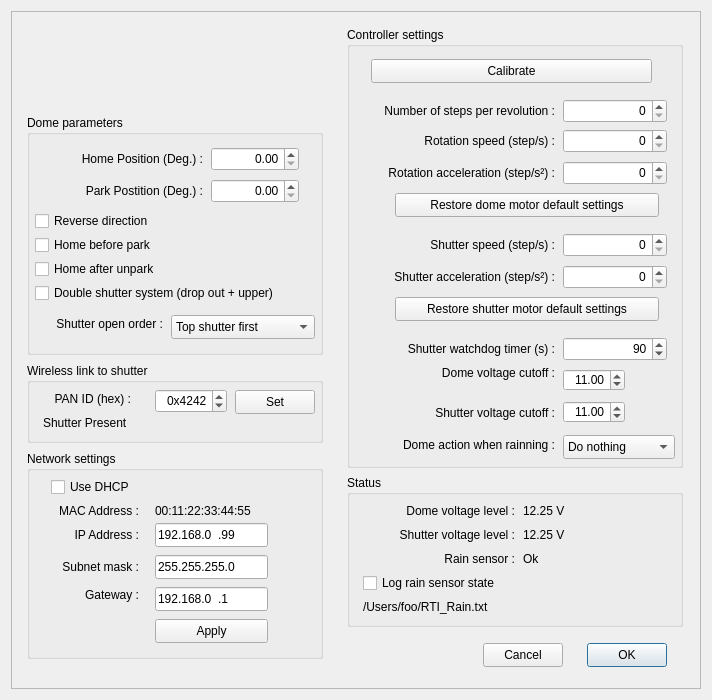
Above: RTI-Dome.ui from rpineau/RTI-Dome before the change. Below: the same form after it.
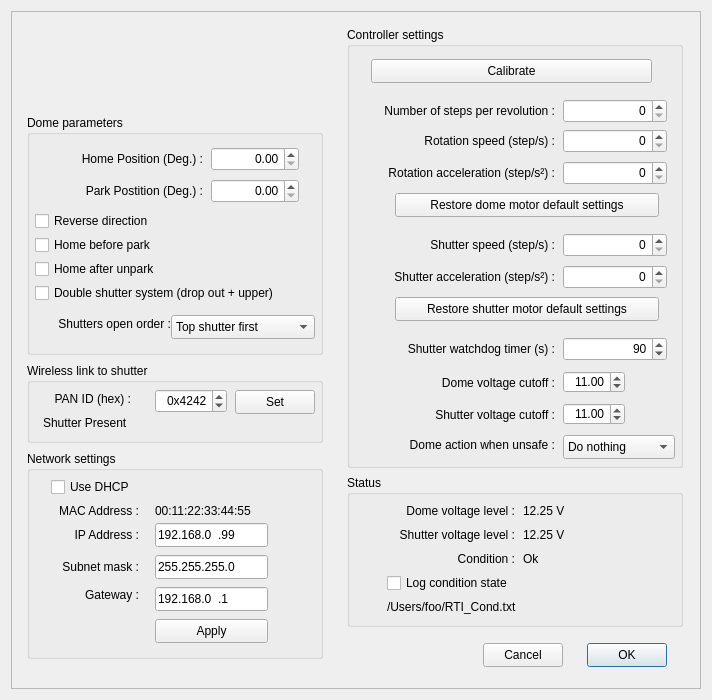
That is the form after the change. Icons and pictures are not drawn. Custom widgets are drawn as their Qt base class.

Commit message: Change reference to rain with  safe/unsafe

Diff of the .ui file:
```diff
--- a/RTI-Dome.ui
+++ b/RTI-Dome.ui
@@ -205,12 +205,12 @@
         <rect>
          <x>8</x>
          <y>197</y>
-         <width>128</width>
+         <width>136</width>
          <height>24</height>
         </rect>
        </property>
        <property name="text">
-        <string>Shutter open order :</string>
+        <string>Shutters open order :</string>
        </property>
        <property name="alignment">
         <set>Qt::AlignRight|Qt::AlignTrailing|Qt::AlignVCenter</set>
@@ -233,7 +233,7 @@
        <property name="geometry">
         <rect>
          <x>56</x>
-         <y>334</y>
+         <y>344</y>
          <width>152</width>
          <height>24</height>
         </rect>
@@ -249,7 +249,7 @@
        <property name="geometry">
         <rect>
          <x>216</x>
-         <y>342</y>
+         <y>344</y>
          <width>62</width>
          <height>22</height>
         </rect>
@@ -265,7 +265,7 @@
        <property name="geometry">
         <rect>
          <x>56</x>
-         <y>374</y>
+         <y>376</y>
          <width>152</width>
          <height>24</height>
         </rect>
@@ -281,7 +281,7 @@
        <property name="geometry">
         <rect>
          <x>216</x>
-         <y>374</y>
+         <y>376</y>
          <width>62</width>
          <height>22</height>
         </rect>
@@ -552,7 +552,7 @@
         </rect>
        </property>
        <property name="text">
-        <string>Dome action when rainning :</string>
+        <string>Dome action when unsafe :</string>
        </property>
        <property name="alignment">
         <set>Qt::AlignRight|Qt::AlignTrailing|Qt::AlignVCenter</set>
@@ -680,14 +680,14 @@
       <widget class="QLabel" name="label_8">
        <property name="geometry">
         <rect>
-         <x>80</x>
+         <x>40</x>
          <y>72</y>
-         <width>88</width>
+         <width>128</width>
          <height>24</height>
         </rect>
        </property>
        <property name="text">
-        <string>Rain sensor :</string>
+        <string>Condition :</string>
        </property>
        <property name="alignment">
         <set>Qt::AlignRight|Qt::AlignTrailing|Qt::AlignVCenter</set>
@@ -728,27 +728,27 @@
       <widget class="QCheckBox" name="checkBox">
        <property name="geometry">
         <rect>
-         <x>16</x>
+         <x>40</x>
          <y>96</y>
-         <width>192</width>
+         <width>152</width>
          <height>24</height>
         </rect>
        </property>
        <property name="text">
-        <string>Log rain sensor state</string>
+        <string>Log condition state</string>
        </property>
       </widget>
       <widget class="QLabel" name="filePath">
        <property name="geometry">
         <rect>
-         <x>16</x>
+         <x>40</x>
          <y>120</y>
-         <width>264</width>
+         <width>224</width>
          <height>24</height>
         </rect>
        </property>
        <property name="text">
-        <string>/Users/foo/RTI_Rain.txt</string>
+        <string>/Users/foo/RTI_Cond.txt</string>
        </property>
        <property name="textInteractionFlags">
         <set>Qt::LinksAccessibleByMouse|Qt::TextSelectableByMouse</set>
```
The commit also changes 6 other files.
